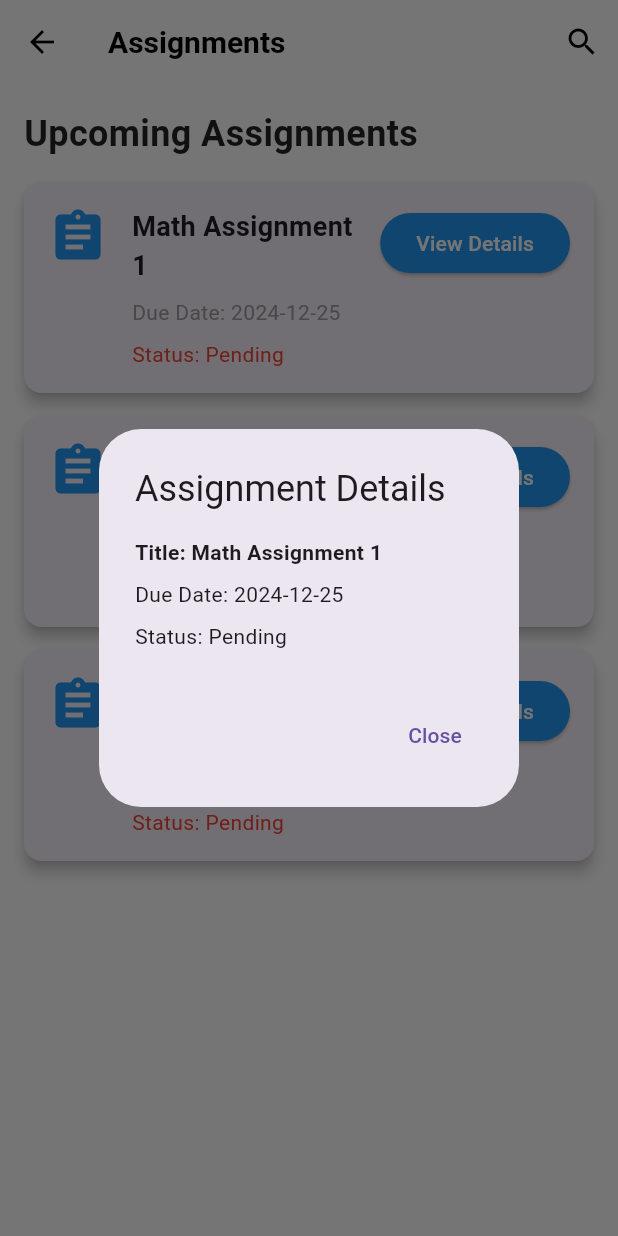
After one commit to bhumika2425/vidhyatra_frontend, a Flutter app: the AssignmentPage screen opened by its route, after a tap on "View Details", on a phone screen of 412 x 824 dp. The commit adds this screen. Run offline on Flutter 3.47's test engine with Material 3 defaults, Android fonts, the phone set to English and light mode, and no system bars; our stand-ins replace carousel_slider, file_picker, flutter_chat_types, flutter_chat_ui, font_awesome_flutter, get and 4 more; accounts and stored records are empty.

Commit message:
made assignment page

```diff
--- a/lib/main.dart
+++ b/lib/main.dart
@@ -4,6 +4,7 @@ import 'package:get/get.dart';
 import 'package:provider/provider.dart';
 import 'package:vidhyatra_flutter/providers/profile_provider.dart';
 import 'package:vidhyatra_flutter/providers/user_provider.dart';
+import 'package:vidhyatra_flutter/screens/AssignmentPage.dart';
 import 'package:vidhyatra_flutter/screens/Friends.dart';
 import 'package:vidhyatra_flutter/screens/blog_posting_page.dart';
 import 'package:vidhyatra_flutter/screens/calendar.dart';
@@ -58,11 +59,12 @@ class VidhyatraApp extends StatelessWidget {
           GetPage(name: '/dashboard', page: () => Dashboard()),
           GetPage(name: '/new-post', page: () => BlogPostPage()),
           GetPage(name: '/forgot-password', page: () => ForgotPasswordScreen()),
-          GetPage(name: '/friends', page: () => FriendsScreen())
+          GetPage(name: '/friends', page: () => FriendsScreen()),
+          // GetPage(name: '/assignments', page: () => AssignmentPage()),
 
         ],
-        // routes: {
-        //   '/': (context) => WelcomeScreen(),
+         routes: {
+           '/assignments': (context) => AssignmentPage(),
         //   '/login': (context) => LoginPage(),      // Add the '/login' route here
         //   '/register': (context) => RegisterPage(),
         //   '/home': (context) => StudentDashboard(),
@@ -76,7 +78,7 @@ class VidhyatraApp extends StatelessWidget {
         //
         //   // '/reset-password': (context) => ResetPasswordPage(),
         //   // You can also add other routes here
-        // },
+         },
       ),
     );
   }
--- /dev/null
+++ b/lib/screens/AssignmentPage.dart
@@ -0,0 +1,236 @@
+import 'package:flutter/material.dart';
+
+class AssignmentPage extends StatelessWidget {
+  // Sample assignment data
+  final List<Map<String, String>> assignments = [
+    {
+      'title': 'Math Assignment 1',
+      'dueDate': '2024-12-25',
+      'status': 'Pending',
+    },
+    {
+      'title': 'Physics Assignment 2',
+      'dueDate': '2024-12-30',
+      'status': 'Completed',
+    },
+    {
+      'title': 'Chemistry Assignment 3',
+      'dueDate': '2024-12-28',
+      'status': 'Pending',
+    },
+  ];
+
+  @override
+  Widget build(BuildContext context) {
+    return Scaffold(
+      appBar: AppBar(
+        title: Text('Assignments'),
+        actions: [
+          IconButton(
+            icon: Icon(Icons.search),
+            onPressed: () {
+              // Placeholder for search functionality
+              showSearch(context: context, delegate: AssignmentSearchDelegate());
+            },
+          ),
+        ],
+      ),
+      body: Padding(
+        padding: EdgeInsets.all(16.0),
+        child: Column(
+          crossAxisAlignment: CrossAxisAlignment.start,
+          children: [
+            Text(
+              'Upcoming Assignments',
+              style: TextStyle(
+                fontSize: 24,
+                fontWeight: FontWeight.bold,
+                color: Colors.black87,
+              ),
+            ),
+            SizedBox(height: 16),
+            // List of assignments
+            Expanded(
+              child: ListView.builder(
+                itemCount: assignments.length,
+                itemBuilder: (context, index) {
+                  final assignment = assignments[index];
+                  return AssignmentCard(
+                    title: assignment['title']!,
+                    dueDate: assignment['dueDate']!,
+                    status: assignment['status']!,
+                  );
+                },
+              ),
+            ),
+          ],
+        ),
+      ),
+    );
+  }
+}
+
+class AssignmentCard extends StatelessWidget {
+  final String title;
+  final String dueDate;
+  final String status;
+
+  AssignmentCard({
+    required this.title,
+    required this.dueDate,
+    required this.status,
+  });
+
+  @override
+  Widget build(BuildContext context) {
+    return Card(
+      margin: EdgeInsets.only(bottom: 16),
+      elevation: 4,
+      shape: RoundedRectangleBorder(borderRadius: BorderRadius.circular(12)),
+      child: Padding(
+        padding: EdgeInsets.all(16.0),
+        child: Row(
+          crossAxisAlignment: CrossAxisAlignment.start,
+          children: [
+            Icon(
+              Icons.assignment,
+              color: Colors.blue,
+              size: 40,
+            ),
+            SizedBox(width: 16),
+            Expanded(
+              child: Column(
+                crossAxisAlignment: CrossAxisAlignment.start,
+                children: [
+                  Text(
+                    title,
+                    style: TextStyle(
+                      fontSize: 18,
+                      fontWeight: FontWeight.bold,
+                    ),
+                  ),
+                  SizedBox(height: 8),
+                  Text(
+                    'Due Date: $dueDate',
+                    style: TextStyle(fontSize: 14, color: Colors.grey),
+                  ),
+                  SizedBox(height: 8),
+                  Text(
+                    'Status: $status',
+                    style: TextStyle(
+                      fontSize: 14,
+                      color: status == 'Completed' ? Colors.green : Colors.red,
+                    ),
+                  ),
+                ],
+              ),
+            ),
+            SizedBox(width: 8),
+            ElevatedButton(
+              onPressed: () {
+                // Placeholder for view details button
+                showDialog(
+                  context: context,
+                  builder: (context) => AssignmentDetailDialog(
+                    title: title,
+                    dueDate: dueDate,
+                    status: status,
+                  ),
+                );
+              },
+              child: Text('View Details'),
+              style: ElevatedButton.styleFrom(
+                backgroundColor: Colors.blue,
+                foregroundColor: Colors.white,
+              ),
+            ),
+          ],
+        ),
+      ),
+    );
+  }
+}
+
+class AssignmentDetailDialog extends StatelessWidget {
+  final String title;
+  final String dueDate;
+  final String status;
+
+  AssignmentDetailDialog({
+    required this.title,
+    required this.dueDate,
+    required this.status,
+  });
+
+  @override
+  Widget build(BuildContext context) {
+    return AlertDialog(
+      title: Text('Assignment Details'),
+      content: Column(
+        crossAxisAlignment: CrossAxisAlignment.start,
+        mainAxisSize: MainAxisSize.min,
+        children: [
+          Text('Title: $title', style: TextStyle(fontWeight: FontWeight.bold)),
+          SizedBox(height: 8),
+          Text('Due Date: $dueDate'),
+          SizedBox(height: 8),
+          Text('Status: $status'),
+          SizedBox(height: 8),
+          // Add more details here (e.g., description, instructions)
+        ],
+      ),
+      actions: [
+        TextButton(
+          onPressed: () => Navigator.pop(context),
+          child: Text('Close'),
+        ),
+      ],
+    );
+  }
+}
+
+class AssignmentSearchDelegate extends SearchDelegate<String> {
+  final List<String> searchTerms = ['Math', 'Physics', 'Chemistry']; // Sample search data
+
+  @override
+  List<Widget> buildActions(BuildContext context) {
+    return [
+      IconButton(
+        icon: Icon(Icons.clear),
+        onPressed: () {
+          query = '';
+        },
+      ),
+    ];
+  }
+
+  @override
+  Widget buildLeading(BuildContext context) {
+    return IconButton(
+      icon: Icon(Icons.arrow_back),
+      onPressed: () {
+        close(context, '');
+      },
+    );
+  }
+
+  @override
+  Widget buildResults(BuildContext context) {
+    final results = searchTerms
+        .where((term) => term.toLowerCase().contains(query.toLowerCase()))
+        .toList();
+    return ListView(
+      children: results.map((term) => ListTile(title: Text(term))).toList(),
+    );
+  }
+
+  @override
+  Widget buildSuggestions(BuildContext context) {
+    final suggestions = searchTerms
+        .where((term) => term.toLowerCase().contains(query.toLowerCase()))
+        .toList();
+    return ListView(
+      children: suggestions.map((term) => ListTile(title: Text(term))).toList(),
+    );
+  }
+}
--- a/lib/screens/dashboard.dart
+++ b/lib/screens/dashboard.dart
@@ -7,6 +7,7 @@ import 'package:http/http.dart' as http;
 import 'package:provider/provider.dart';
 import 'package:vidhyatra_flutter/controllers/IconController.dart';
 import 'package:vidhyatra_flutter/controllers/blogController.dart';
+import 'package:vidhyatra_flutter/screens/AssignmentPage.dart';
 import 'package:vidhyatra_flutter/screens/profile_creation.dart';
 import '../models/blogModel.dart';
 import '../providers/profile_provider.dart';
@@ -155,6 +156,15 @@ class _DashboardState extends State<Dashboard> {
               onTap: () {
                 Get.toNamed('/friends');
                 // Navigator.pushNamed(context, '/friends');
+              },
+            ),
+            ListTile(
+              leading: Icon(Icons.book_online),
+              title: Text('Assignments'),
+              onTap: () {
+                // Get.toNamed('/assignments');
+                // Get.to(AssignmentPage());
+                 Navigator.pushNamed(context, '/assignments');
               },
             ),
             Row(
```
